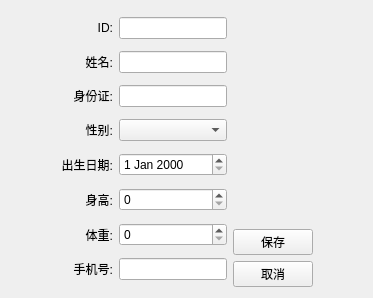
Ciky03/QT_lab3, file patienteditview.ui: the form before one commit.
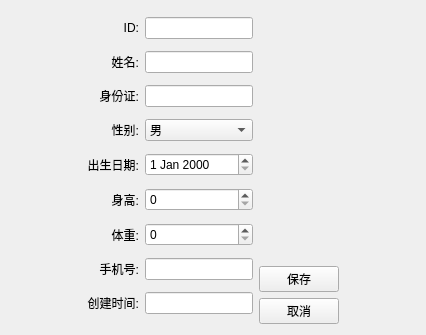
The form after the commit.

```diff
--- a/patienteditview.ui
+++ b/patienteditview.ui
@@ -6,14 +6,14 @@
    <rect>
     <x>0</x>
     <y>0</y>
-    <width>373</width>
-    <height>298</height>
+    <width>426</width>
+    <height>335</height>
    </rect>
   </property>
   <property name="windowTitle">
    <string>编辑患者信息</string>
   </property>
-  <layout class="QHBoxLayout" name="horizontalLayout">
+  <layout class="QHBoxLayout" name="horizontalLayout_2">
    <item>
     <spacer name="horizontalSpacer">
      <property name="orientation">
@@ -21,12 +21,14 @@
      </property>
      <property name="sizeHint" stdset="0">
       <size>
-       <width>41</width>
-       <height>20</height>
+       <width>67</width>
+       <height>17</height>
       </size>
      </property>
     </spacer>
    </item>
+   <item>
+    <layout class="QHBoxLayout" name="horizontalLayout">
    <item>
     <layout class="QGridLayout" name="gridLayout">
      <item row="0" column="0">
@@ -79,7 +81,18 @@
       </widget>
      </item>
      <item row="3" column="1">
-      <widget class="QComboBox" name="inputSex"/>
+        <widget class="QComboBox" name="inputSex">
+         <item>
+          <property name="text">
+           <string>男</string>
+          </property>
+         </item>
+         <item>
+          <property name="text">
+           <string>女</string>
+          </property>
+         </item>
+        </widget>
      </item>
      <item row="4" column="0">
       <widget class="QLabel" name="label_5">
@@ -133,6 +146,19 @@
      <item row="7" column="1">
       <widget class="QLineEdit" name="inputPhone"/>
      </item>
+       <item row="8" column="0">
+        <widget class="QLabel" name="label_9">
+         <property name="text">
+          <string>创建时间:</string>
+         </property>
+         <property name="alignment">
+          <set>Qt::AlignmentFlag::AlignRight|Qt::AlignmentFlag::AlignTrailing|Qt::AlignmentFlag::AlignVCenter</set>
+         </property>
+        </widget>
+       </item>
+       <item row="8" column="1">
+        <widget class="QLineEdit" name="inputCreateTime"/>
+       </item>
     </layout>
    </item>
    <item>
@@ -166,6 +192,8 @@
      </item>
     </layout>
    </item>
+    </layout>
+   </item>
    <item>
     <spacer name="horizontalSpacer_2">
      <property name="orientation">
@@ -173,8 +201,8 @@
      </property>
      <property name="sizeHint" stdset="0">
       <size>
-       <width>41</width>
-       <height>20</height>
+       <width>66</width>
+       <height>17</height>
       </size>
      </property>
     </spacer>
```
Lines whose indentation alone changed are shown as unchanged.
